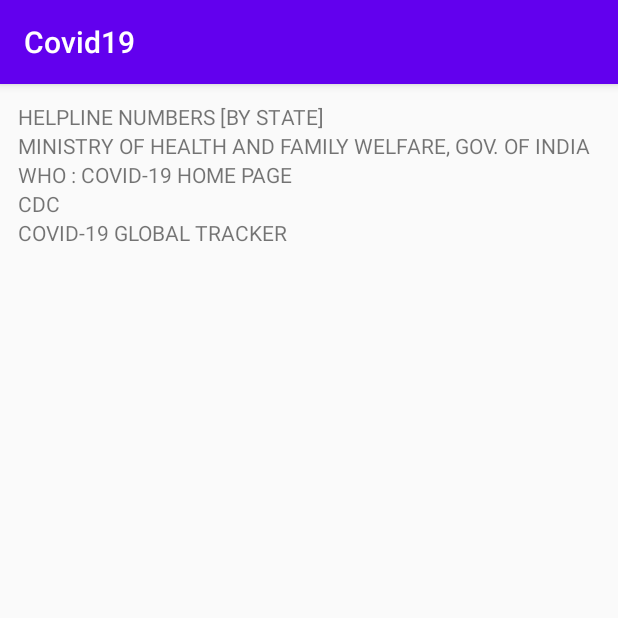
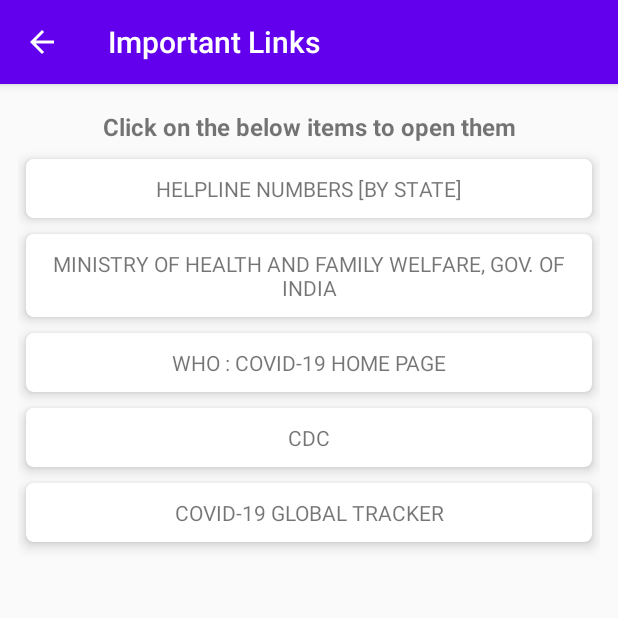
Before and after one commit to miPlodder/Covid19India, an Android app: the screen it shows after launch (LinksActivity), in the options menu, after a tap on "Links", on a phone screen of 412 x 824 dp, the top half of it. Run offline under Robolectric (Android 15) with nearby library versions, the light colour scheme and no system bars; libraries missing offline, so code that uses them is left out: com.cleveroad.adaptivetablelayout; 1 statement that could not run was skipped.

Commit message:
LinksActivity UI enhanced

```diff
--- a/app/src/main/java/com/example/covid19/activity/LinksActivity.java
+++ b/app/src/main/java/com/example/covid19/activity/LinksActivity.java
@@ -1,12 +1,14 @@
 package com.example.covid19.activity;
-
-import androidx.appcompat.app.AppCompatActivity;
 
 import android.content.Intent;
 import android.net.Uri;
 import android.os.Bundle;
+import android.util.Log;
+import android.view.MenuItem;
 import android.view.View;
 import android.widget.TextView;
+
+import androidx.appcompat.app.AppCompatActivity;
 
 import com.example.covid19.R;
 
@@ -18,10 +20,17 @@
     private TextView tvCdcLink;
     private TextView tvGlobalTracker;
 
+    public static final String TAG = LinksActivity.class.getClass().getSimpleName();
+
     @Override
     protected void onCreate(Bundle savedInstanceState) {
         super.onCreate(savedInstanceState);
         setContentView(R.layout.activity_links);
+
+        if (getSupportActionBar() != null) {
+            getSupportActionBar().setTitle("Important Links");
+            getSupportActionBar().setDisplayHomeAsUpEnabled(true);
+        }
 
         tvHelplineNumber = findViewById(R.id.tvHelplineNumbers);
         tvHelplineNumber.setOnClickListener(getOnClickListener("https://www.mohfw.gov.in/coronvavirushelplinenumber.pdf"));
@@ -46,4 +55,13 @@
         };
     }
 
+    @Override
+    public boolean onOptionsItemSelected(MenuItem item) {
+        switch (item.getItemId()) {
+            case android.R.id.home:
+                finish();
+                break;
+        }
+        return super.onOptionsItemSelected(item);
+    }
 }
--- a/app/src/main/java/com/example/covid19/activity/OverviewActivity.java
+++ b/app/src/main/java/com/example/covid19/activity/OverviewActivity.java
@@ -50,6 +50,10 @@
     protected void onCreate(Bundle savedInstanceState) {
         super.onCreate(savedInstanceState);
         setContentView(R.layout.activity_overview);
+
+        if (getSupportActionBar() != null) {
+            getSupportActionBar().setTitle("Fight Corona");
+        }
 
         tableLayout = findViewById(R.id.tableLayout);
 
--- a/app/src/main/res/layout/activity_links.xml
+++ b/app/src/main/res/layout/activity_links.xml
@@ -6,36 +6,104 @@
     android:layout_height="match_parent"
     android:layout_margin="12dp"
     android:orientation="vertical"
+    android:scrollbars="vertical"
     tools:context=".activity.LinksActivity">
+
+    <TextView
+        android:layout_width="match_parent"
+        android:layout_height="wrap_content"
+        android:gravity="center"
+        android:padding="5dp"
+        android:text="Click on the below items to open them"
+        android:textSize="16dp"
+        android:textStyle="bold" />
+
+    <androidx.cardview.widget.CardView
+        android:layout_width="match_parent"
+        android:layout_height="wrap_content"
+        android:layout_margin="5dp"
+        app:cardCornerRadius="5dp"
+        app:cardElevation="5dp">
 
         <TextView
             android:id="@+id/tvHelplineNumbers"
             android:layout_width="match_parent"
             android:layout_height="wrap_content"
+            android:gravity="center"
+            android:padding="10dp"
             android:text="HELPLINE NUMBERS [BY STATE]" />
+
+    </androidx.cardview.widget.CardView>
+
+    <androidx.cardview.widget.CardView
+        android:layout_width="match_parent"
+        android:layout_height="wrap_content"
+        android:layout_margin="5dp"
+        app:cardCornerRadius="5dp"
+        app:cardElevation="5dp">
 
         <TextView
             android:id="@+id/tvMohfwSite"
             android:layout_width="match_parent"
             android:layout_height="wrap_content"
+            android:gravity="center"
+            android:padding="10dp"
             android:text="MINISTRY OF HEALTH AND FAMILY WELFARE, GOV. OF INDIA" />
+
+    </androidx.cardview.widget.CardView>
+
+    <androidx.cardview.widget.CardView
+        android:layout_width="match_parent"
+        android:layout_height="wrap_content"
+        android:layout_margin="5dp"
+        app:cardCornerRadius="5dp"
+        app:cardElevation="5dp">
 
         <TextView
             android:id="@+id/tvWhoSite"
             android:layout_width="match_parent"
             android:layout_height="wrap_content"
+            android:gravity="center"
+            android:padding="10dp"
             android:text="WHO : COVID-19 HOME PAGE" />
+
+    </androidx.cardview.widget.CardView>
+
+
+    <androidx.cardview.widget.CardView
+        android:layout_width="match_parent"
+        android:layout_height="wrap_content"
+        android:layout_margin="5dp"
+        app:cardCornerRadius="5dp"
+        app:cardElevation="5dp">
 
         <TextView
             android:id="@+id/tvCdcLink"
             android:layout_width="match_parent"
             android:layout_height="wrap_content"
+            android:gravity="center"
+            android:padding="10dp"
             android:text="CDC" />
+
+
+    </androidx.cardview.widget.CardView>
+
+    <androidx.cardview.widget.CardView
+        android:layout_width="match_parent"
+        android:layout_height="wrap_content"
+        android:layout_margin="5dp"
+        app:cardCornerRadius="5dp"
+        app:cardElevation="5dp">
 
         <TextView
             android:id="@+id/tvGlobalTracker"
             android:layout_width="match_parent"
             android:layout_height="wrap_content"
+            android:gravity="center"
+            android:padding="10dp"
             android:text="COVID-19 GLOBAL TRACKER" />
 
+    </androidx.cardview.widget.CardView>
+
+
 </LinearLayout>
```
Lines whose indentation alone changed are shown as unchanged.
